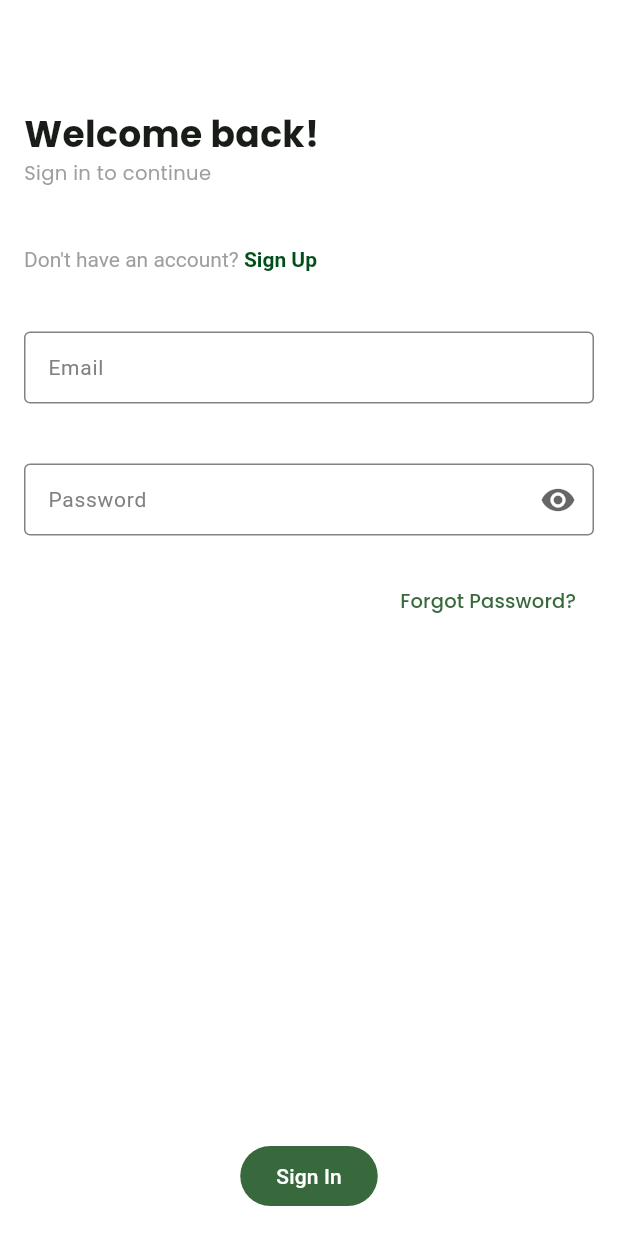
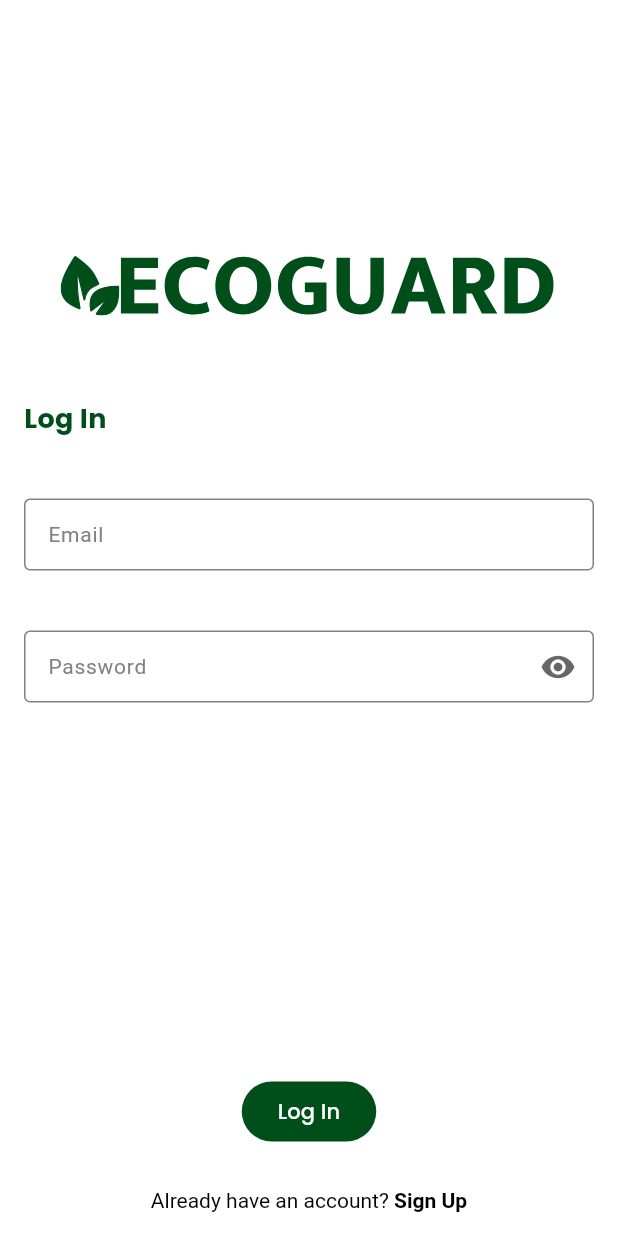
Before and after one commit to Developerdavido/ecoguard, a Flutter app: the screen it shows after launch, on a phone screen of 412 x 824 dp. Run offline on Flutter 3.47's test engine with Material 3 defaults, Android fonts, the phone set to English and light mode, and no system bars; our stand-ins replace country_picker, flutter_animate, flutter_multi_formatter, flutter_svg, gap, google_fonts and 1 more; Roboto replaces fonts that are missing (Mukta).

Commit message:
completed the sign-in page

```diff
--- /dev/null
+++ b/lib/core/common/widgets/ecoguard_logo.dart
@@ -0,0 +1,36 @@
+import 'package:ecoguard_project/core/res/media.dart';
+import 'package:flutter/material.dart';
+import 'package:flutter_svg/flutter_svg.dart';
+
+import '../../res/colors.dart';
+
+class EcoguardLogo extends StatelessWidget {
+  const EcoguardLogo({super.key, this.baseColor});
+
+  final Color? baseColor;
+
+  @override
+  Widget build(BuildContext context) {
+    return Container(
+      padding: const EdgeInsets.symmetric(horizontal: 24, vertical: 16),
+      child: Row(
+        crossAxisAlignment: CrossAxisAlignment.end,
+        children: [
+          SvgPicture.asset(
+            Media.logo,
+            height: 40,
+            width: 40,
+            colorFilter: ColorFilter.mode(
+                baseColor ?? AppColors.onPrimaryColor, BlendMode.srcIn),
+          ),
+          SvgPicture.asset(
+            Media.ecoGuard,
+            height: 40,
+            colorFilter: ColorFilter.mode(
+                baseColor ?? AppColors.onPrimaryColor, BlendMode.srcIn),
+          )
+        ],
+      ),
+    );
+  }
+}
--- a/lib/src/authentication/views/sections/sign_in_form.dart
+++ b/lib/src/authentication/views/sections/sign_in_form.dart
@@ -32,6 +32,7 @@ class _SignInFormState extends State<SignInForm> {
           InputField(controller: widget.emailCtrl,
             keyboardType: TextInputType.emailAddress,
             labelText: "Email",
+            hintText: "Enter e-mail address",
           ),
            const Gap(40),
           ValueListenableBuilder<bool>(
@@ -41,6 +42,7 @@ class _SignInFormState extends State<SignInForm> {
                     controller: widget.passwordCtrl,
                   keyboardType: TextInputType.visiblePassword,
                   labelText: "Password",
+                  hintText: "Enter password",
                   obscureText: obscureText,
                   suffixIcon: IconButton(
                     icon: Icon(
--- a/lib/src/authentication/views/sign_in_page.dart
+++ b/lib/src/authentication/views/sign_in_page.dart
@@ -1,4 +1,5 @@
 import 'package:ecoguard_project/core/common/extensions/context_extensions.dart';
+import 'package:ecoguard_project/core/common/widgets/ecoguard_logo.dart';
 import 'package:ecoguard_project/core/res/colors.dart';
 import 'package:ecoguard_project/src/authentication/views/sections/sign_in_form.dart';
 import 'package:ecoguard_project/src/authentication/views/sign_up_page.dart';
@@ -45,38 +46,15 @@ class _SignInPageState extends State<SignInPage> {
               Expanded(
                 child: ListView(
                   children: [
+                    Gap(context.height * 0.1),
+                    const EcoguardLogo(baseColor: AppColors.primaryColor,),
+                    const Gap(40),
                     const DefaultText(
-                      'Welcome back!',
-                      fontSize: 24,
+                      'Log In',
+                      fontSize: 18,
+                      color: AppColors.primaryColor,
                       fontWeight: FontWeight.bold,
                      // fontFamily: 'Mulish',
-                    ),
-                    const DefaultText(
-                      'Sign in to continue',
-                      fontSize: 13,
-                      color: Colors.grey,
-                    ),
-                    const Gap(40),
-                    RichText(
-                      text: TextSpan(
-                        text: "Don't have an account? ",
-                        style: const TextStyle(color: Colors.grey),
-                        children: [
-                          TextSpan(
-                            text: 'Sign Up',
-                            style: const TextStyle(
-                              color: AppColors.primaryColor,
-                              fontWeight: FontWeight.bold,
-                            ),
-                            recognizer: TapGestureRecognizer()
-                              ..onTap = () {
-                                Navigator.of(context).pushReplacementNamed(
-                                  SignUpPage.path,
-                                );
-                              },
-                          ),
-                        ],
-                      ),
                     ),
                     const Gap(40),
                     SignInForm(
@@ -85,27 +63,53 @@ class _SignInPageState extends State<SignInPage> {
                       passwordCtrl: _passwordController,
                     ),
                     const Gap(20),
-                    Align(
-                      alignment: Alignment.centerRight,
-                      child: TextButton(
-                        onPressed: () {},
-                        child: const DefaultText(
-                          'Forgot Password?',
-                          fontSize: 13,
-                        ),
-                      ),
-                    ),
+                    // Align(
+                    //   alignment: Alignment.centerRight,
+                    //   child: TextButton(
+                    //     onPressed: () {},
+                    //     child: const DefaultText(
+                    //       'Forgot Password?',
+                    //       fontSize: 13,
+                    //     ),
+                    //   ),
+                    // ),
                   ],
                 ),
               ),
               FilledButton(
+                style: FilledButton.styleFrom(
+                  backgroundColor: AppColors.primaryColor,
+                  foregroundColor: AppColors.onPrimaryColor
+                ),
                 onPressed: () {
                   //TODO: move on to the home page
                   // if (_formKey.currentState!.validate()) {
                   //   Navigator.of(context).pushReplacementNamed(TripOverviewPage.path);
                   // }
                 },
-                child: const Text('Sign In'),
+                child: const DefaultText("Log In", fontWeight: FontWeight.w500, color: AppColors.onPrimaryColor,),
+              ),
+              const Gap(27),
+              RichText(
+                text: TextSpan(
+                  text: "Already have an account? ",
+                  style: const TextStyle(color: Colors.black),
+                  children: [
+                    TextSpan(
+                      text: 'Sign Up',
+                      style: const TextStyle(
+                        color: AppColors.black,
+                        fontWeight: FontWeight.bold,
+                      ),
+                      recognizer: TapGestureRecognizer()
+                        ..onTap = () {
+                          Navigator.of(context).pushReplacementNamed(
+                            SignUpPage.path,
+                          );
+                        },
+                    ),
+                  ],
+                ),
               ),
             ],
           ),
--- a/lib/src/splash/views/splash_screen_widgets/center_logo.dart
+++ b/lib/src/splash/views/splash_screen_widgets/center_logo.dart
@@ -1,4 +1,5 @@
 import 'package:ecoguard_project/core/common/extensions/context_extensions.dart';
+import 'package:ecoguard_project/core/common/widgets/ecoguard_logo.dart';
 import 'package:flutter/material.dart';
 import 'package:flutter_svg/flutter_svg.dart';
 
@@ -14,7 +15,7 @@ class CenterLogo extends StatelessWidget {
       child: SizedBox(
         height: context.height * 0.1,
         width: context.width * 0.3,
-        child: SvgPicture.asset(Media.logo, height: context.height * 0.1, width: context.width * 0.3,),
+        child: const EcoguardLogo()
       ),
     );
   }
```
Also changed, not shown: lib/src/authentication/views/sign_up_page.dart (+114 -2 lines), lib/src/splash/views/splash_page.dart (+6 -7 lines), assets/svgs/google.svg (added).
